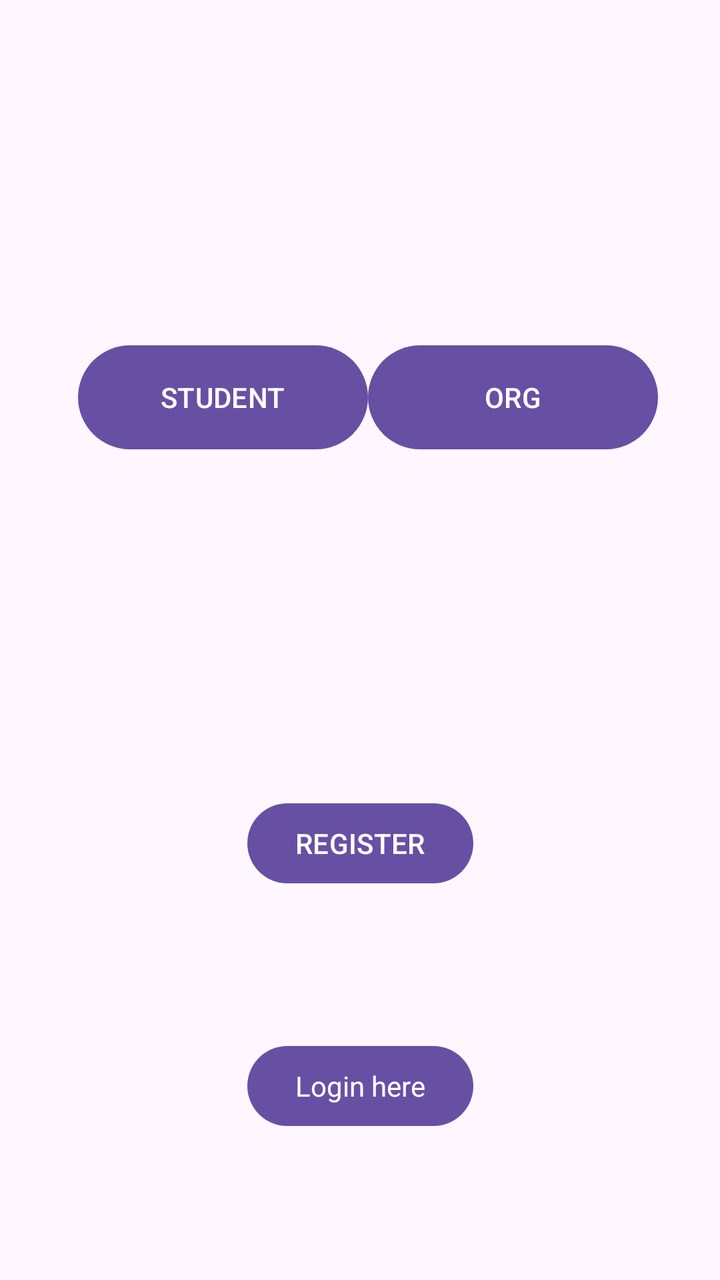
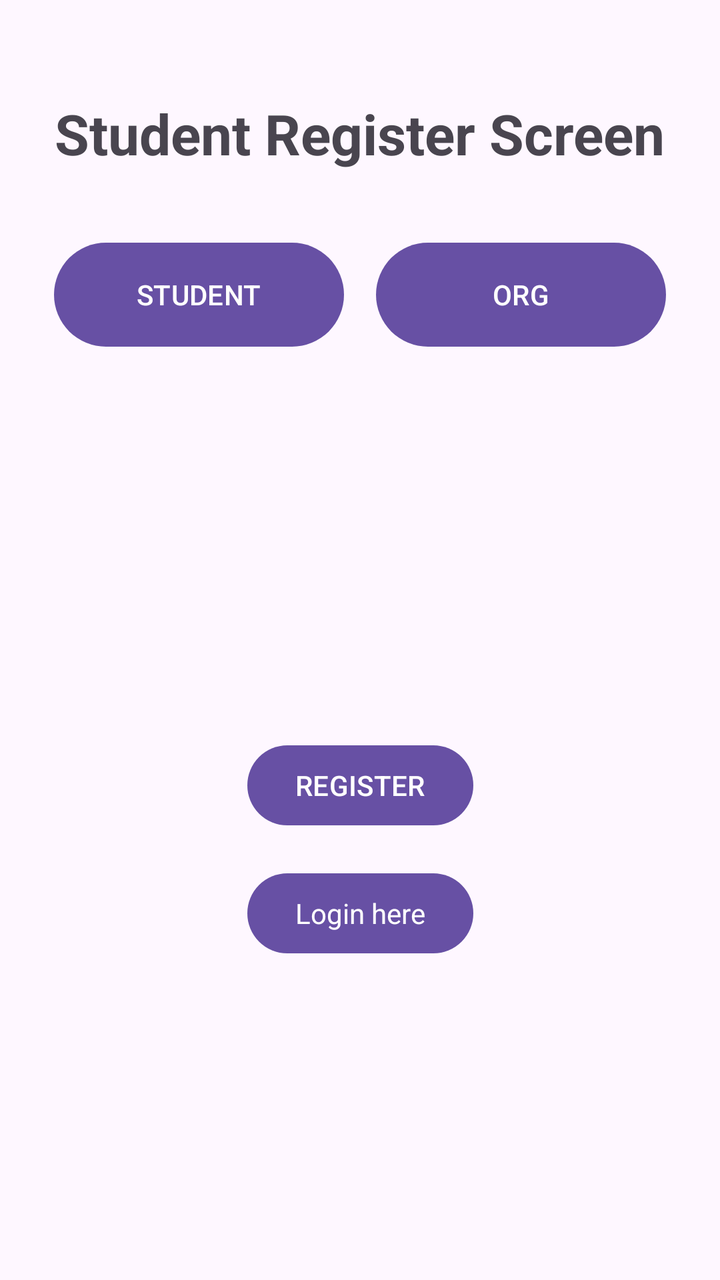

Before-and-after screenshots of an Android layout around one commit, followed by the original layout XML and the change that was made.
<!-- AndroidManifest.xml: application theme Theme.BulletinBoard -->
<!-- res/layout/fragment_student_register_screen.xml -->
<?xml version="1.0" encoding="utf-8"?>
<androidx.constraintlayout.widget.ConstraintLayout xmlns:android="http://schemas.android.com/apk/res/android"
    xmlns:app="http://schemas.android.com/apk/res-auto"
    xmlns:tools="http://schemas.android.com/tools"
    android:id="@+id/constraintLayout"
    android:layout_width="match_parent"
    android:layout_height="match_parent"
    tools:context=".StudentRegisterScreen">

    <Button
        android:id="@+id/btn_register"
        android:layout_width="wrap_content"
        android:layout_height="wrap_content"
        android:text="@string/register"
        app:layout_constraintBottom_toBottomOf="parent"
        app:layout_constraintEnd_toEndOf="parent"
        app:layout_constraintStart_toStartOf="parent"
        app:layout_constraintTop_toTopOf="parent"
        app:layout_constraintVertical_bias="0.672" />

    <Button
        android:id="@+id/btn_toLogin"
        style="?android:attr/buttonBarStyle"
        android:layout_width="wrap_content"
        android:layout_height="wrap_content"
        android:text="@string/login_here"
        app:layout_constraintBottom_toBottomOf="parent"
        app:layout_constraintEnd_toEndOf="parent"
        app:layout_constraintStart_toStartOf="parent"
        app:layout_constraintTop_toBottomOf="@+id/btn_register" />

    <LinearLayout
        style="?android:attr/buttonBarButtonStyle"
        android:layout_width="359dp"
        android:layout_height="195dp"
        android:orientation="horizontal"
        app:layout_constraintBottom_toTopOf="@+id/btn_register"
        app:layout_constraintEnd_toEndOf="parent"
        app:layout_constraintStart_toStartOf="parent"
        app:layout_constraintTop_toTopOf="parent">

        <Button
            android:id="@+id/btn_toStudentRegistration"
            android:layout_width="145dp"
            android:layout_height="60dp"
            android:text="@string/student"
            tools:ignore="ButtonStyle,VisualLintBounds" />

        <Button
            android:id="@+id/btn_toOrgRegistration"
            android:layout_width="145dp"
            android:layout_height="60dp"
            android:text="@string/org"
            tools:ignore="ButtonStyle,VisualLintBounds" />
    </LinearLayout>
</androidx.constraintlayout.widget.ConstraintLayout>
<!-- resources referenced by this layout -->
<resources>
  <string name="login_here">Login here</string>
  <string name="org">ORG</string>
  <string name="register">REGISTER</string>
  <string name="student">STUDENT</string>
  <style name="Theme.BulletinBoard" parent="Base.Theme.BulletinBoard" />
  <style name="Base.Theme.BulletinBoard" parent="Theme.Material3.DayNight.NoActionBar">
          
          
      </style>
</resources>

<!-- the commit's change to res/layout/fragment_student_register_screen.xml (unified diff, before → after) -->
@@ -7,50 +7,65 @@
     android:layout_height="match_parent"
     tools:context=".StudentRegisterScreen">
 
+    <TextView
+        android:id="@+id/tv_title"
+        android:layout_width="wrap_content"
+        android:layout_height="wrap_content"
+        android:layout_marginTop="48dp"
+        android:text="@string/student_register_screen"
+        android:textSize="28sp"
+        android:textStyle="bold"
+        app:layout_constraintEnd_toEndOf="parent"
+        app:layout_constraintStart_toStartOf="parent"
+        app:layout_constraintTop_toTopOf="parent" />
+
+    <LinearLayout
+        android:id="@+id/linearLayoutButtons"
+        android:layout_width="wrap_content"
+        android:layout_height="wrap_content"
+        android:layout_marginTop="32dp"
+        android:orientation="horizontal"
+        app:layout_constraintEnd_toEndOf="parent"
+        app:layout_constraintStart_toStartOf="parent"
+        app:layout_constraintTop_toBottomOf="@+id/tv_title">
+
+        <Button
+            android:id="@+id/btn_toStudentRegister"
+            android:layout_width="145dp"
+            android:layout_height="60dp"
+            android:text="@string/student"
+            tools:ignore="ButtonStyle,VisualLintBounds" />
+
+        <Button
+            android:id="@+id/btn_toOrgRegister"
+            android:layout_width="145dp"
+            android:layout_height="60dp"
+            android:layout_marginStart="16dp"
+            android:text="@string/org"
+            tools:ignore="ButtonStyle,VisualLintBounds" />
+    </LinearLayout>
+
     <Button
         android:id="@+id/btn_register"
         android:layout_width="wrap_content"
         android:layout_height="wrap_content"
+        android:layout_marginTop="32dp"
         android:text="@string/register"
-        app:layout_constraintBottom_toBottomOf="parent"
+        app:layout_constraintBottom_toTopOf="@+id/btn_toLogin"
         app:layout_constraintEnd_toEndOf="parent"
         app:layout_constraintStart_toStartOf="parent"
-        app:layout_constraintTop_toTopOf="parent"
-        app:layout_constraintVertical_bias="0.672" />
+        app:layout_constraintTop_toBottomOf="@+id/linearLayoutButtons"
+        app:layout_constraintVertical_chainStyle="packed" />
 
     <Button
         android:id="@+id/btn_toLogin"
         style="?android:attr/buttonBarStyle"
         android:layout_width="wrap_content"
         android:layout_height="wrap_content"
+        android:layout_marginTop="16dp"
         android:text="@string/login_here"
         app:layout_constraintBottom_toBottomOf="parent"
         app:layout_constraintEnd_toEndOf="parent"
         app:layout_constraintStart_toStartOf="parent"
         app:layout_constraintTop_toBottomOf="@+id/btn_register" />
-
-    <LinearLayout
-        style="?android:attr/buttonBarButtonStyle"
-        android:layout_width="359dp"
-        android:layout_height="195dp"
-        android:orientation="horizontal"
-        app:layout_constraintBottom_toTopOf="@+id/btn_register"
-        app:layout_constraintEnd_toEndOf="parent"
-        app:layout_constraintStart_toStartOf="parent"
-        app:layout_constraintTop_toTopOf="parent">
-
-        <Button
-            android:id="@+id/btn_toStudentRegistration"
-            android:layout_width="145dp"
-            android:layout_height="60dp"
-            android:text="@string/student"
-            tools:ignore="ButtonStyle,VisualLintBounds" />
-
-        <Button
-            android:id="@+id/btn_toOrgRegistration"
-            android:layout_width="145dp"
-            android:layout_height="60dp"
-            android:text="@string/org"
-            tools:ignore="ButtonStyle,VisualLintBounds" />
-    </LinearLayout>
 </androidx.constraintlayout.widget.ConstraintLayout>
<!-- resource entries referenced after the edit -->
@@ -4,6 +4,7 @@
   <string name="org">ORG</string>
   <string name="register">REGISTER</string>
   <string name="student">STUDENT</string>
+  <string name="student_register_screen">Student Register Screen</string>
   <style name="Theme.BulletinBoard" parent="Base.Theme.BulletinBoard" />
   <style name="Base.Theme.BulletinBoard" parent="Theme.Material3.DayNight.NoActionBar">
           
